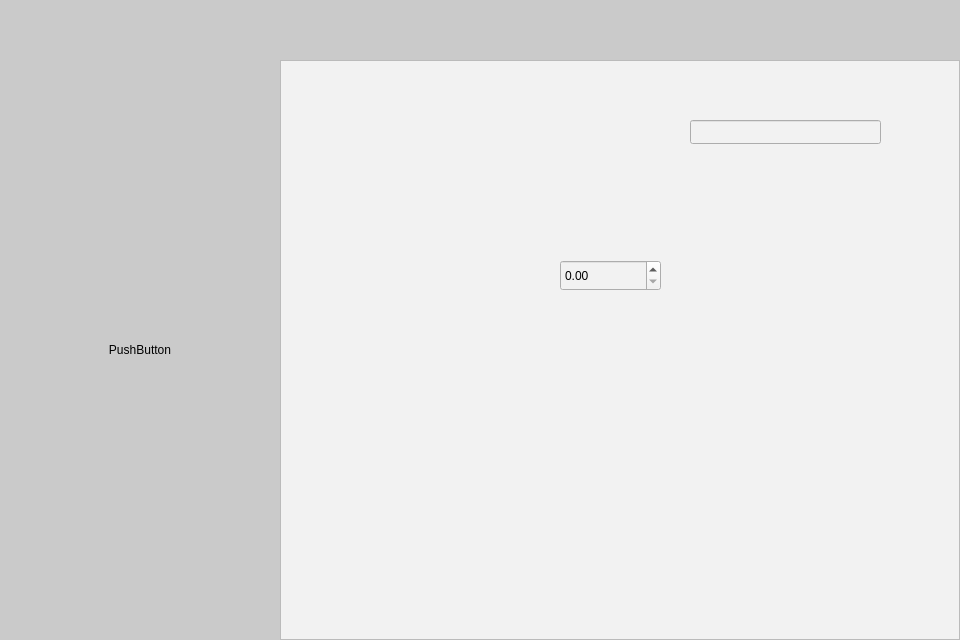
Above: ui/mainModern.ui from lassisg/mpthub before the change. Below: the same form after it.
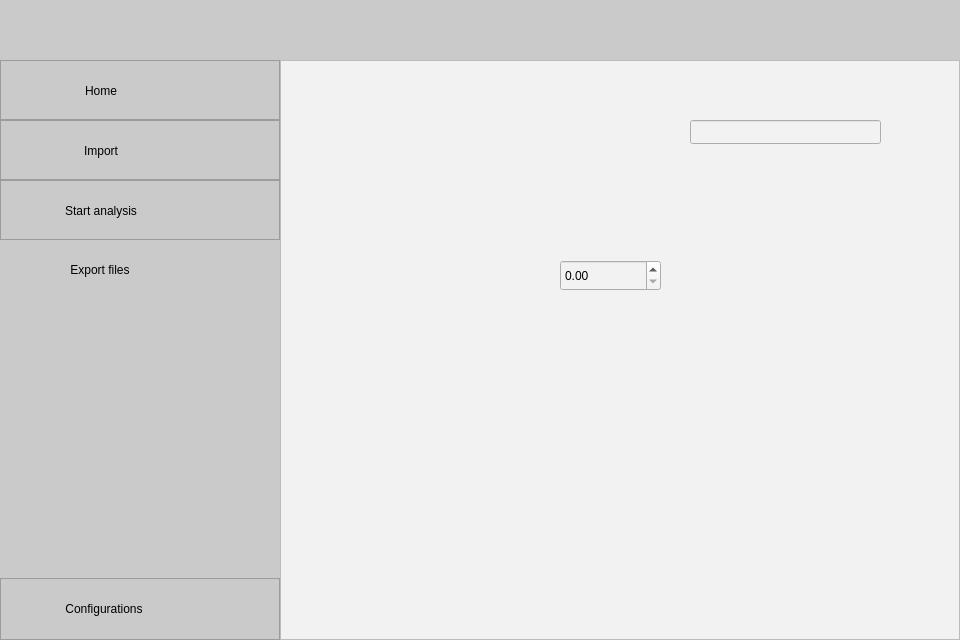
That is the form after the change. Icons and pictures are not drawn.

Commit message: Added resources for modern version.

```diff
--- a/ui/mainModern.ui
+++ b/ui/mainModern.ui
@@ -161,14 +161,499 @@
           <enum>QFrame::Plain</enum>
          </property>
          <layout class="QVBoxLayout" name="verticalLayout_4">
+          <property name="spacing">
+           <number>0</number>
+          </property>
+          <property name="leftMargin">
+           <number>0</number>
+          </property>
+          <property name="topMargin">
+           <number>0</number>
+          </property>
+          <property name="rightMargin">
+           <number>0</number>
+          </property>
+          <property name="bottomMargin">
+           <number>0</number>
+          </property>
           <item>
-           <widget class="QPushButton" name="pushButton">
-            <property name="text">
-             <string>PushButton</string>
+           <widget class="QFrame" name="frmHome">
+            <property name="minimumSize">
+             <size>
+              <width>60</width>
+              <height>60</height>
+             </size>
             </property>
-            <property name="flat">
-             <bool>true</bool>
+            <property name="maximumSize">
+             <size>
+              <width>280</width>
+              <height>60</height>
+             </size>
             </property>
+            <property name="frameShape">
+             <enum>QFrame::StyledPanel</enum>
+            </property>
+            <property name="frameShadow">
+             <enum>QFrame::Raised</enum>
+            </property>
+            <layout class="QHBoxLayout" name="horizontalLayout_4">
+             <property name="spacing">
+              <number>0</number>
+             </property>
+             <property name="leftMargin">
+              <number>0</number>
+             </property>
+             <property name="topMargin">
+              <number>0</number>
+             </property>
+             <property name="rightMargin">
+              <number>0</number>
+             </property>
+             <property name="bottomMargin">
+              <number>0</number>
+             </property>
+             <item>
+              <widget class="QPushButton" name="btn_home_ico">
+               <property name="sizePolicy">
+                <sizepolicy hsizetype="Fixed" vsizetype="Fixed">
+                 <horstretch>0</horstretch>
+                 <verstretch>0</verstretch>
+                </sizepolicy>
+               </property>
+               <property name="minimumSize">
+                <size>
+                 <width>60</width>
+                 <height>60</height>
+                </size>
+               </property>
+               <property name="maximumSize">
+                <size>
+                 <width>60</width>
+                 <height>60</height>
+                </size>
+               </property>
+               <property name="cursor">
+                <cursorShape>PointingHandCursor</cursorShape>
+               </property>
+               <property name="styleSheet">
+                <string notr="true">QPushButton{
+	background-color: rgb(202, 202, 202);
+}
+QPushButton:hover{
+	background-color: rgb(192, 192, 192);
+	
+	background-color: rgb(59, 165, 223);
+	border: 8px solid
+	border-color: rgb(0, 255, 0);
+}</string>
+               </property>
+               <property name="text">
+                <string/>
+               </property>
+               <property name="icon">
+                <iconset resource="resources/resourcesModern.qrc">
+                 <normaloff>:/icons/icons/up-arrow-with-house-shape-outlined-symbol.png</normaloff>:/icons/icons/up-arrow-with-house-shape-outlined-symbol.png</iconset>
+               </property>
+               <property name="iconSize">
+                <size>
+                 <width>20</width>
+                 <height>20</height>
+                </size>
+               </property>
+               <property name="flat">
+                <bool>true</bool>
+               </property>
+              </widget>
+             </item>
+             <item alignment="Qt::AlignLeft">
+              <widget class="QPushButton" name="btn_home">
+               <property name="minimumSize">
+                <size>
+                 <width>0</width>
+                 <height>60</height>
+                </size>
+               </property>
+               <property name="maximumSize">
+                <size>
+                 <width>220</width>
+                 <height>60</height>
+                </size>
+               </property>
+               <property name="text">
+                <string>Home</string>
+               </property>
+               <property name="flat">
+                <bool>true</bool>
+               </property>
+              </widget>
+             </item>
+            </layout>
+           </widget>
+          </item>
+          <item>
+           <widget class="QFrame" name="frmImport">
+            <property name="minimumSize">
+             <size>
+              <width>60</width>
+              <height>60</height>
+             </size>
+            </property>
+            <property name="maximumSize">
+             <size>
+              <width>280</width>
+              <height>60</height>
+             </size>
+            </property>
+            <property name="frameShape">
+             <enum>QFrame::StyledPanel</enum>
+            </property>
+            <property name="frameShadow">
+             <enum>QFrame::Raised</enum>
+            </property>
+            <layout class="QHBoxLayout" name="horizontalLayout_5">
+             <property name="spacing">
+              <number>0</number>
+             </property>
+             <property name="leftMargin">
+              <number>0</number>
+             </property>
+             <property name="topMargin">
+              <number>0</number>
+             </property>
+             <property name="rightMargin">
+              <number>0</number>
+             </property>
+             <property name="bottomMargin">
+              <number>0</number>
+             </property>
+             <item>
+              <widget class="QPushButton" name="btn_import_ico">
+               <property name="minimumSize">
+                <size>
+                 <width>60</width>
+                 <height>60</height>
+                </size>
+               </property>
+               <property name="maximumSize">
+                <size>
+                 <width>60</width>
+                 <height>60</height>
+                </size>
+               </property>
+               <property name="font">
+                <font>
+                 <pointsize>10</pointsize>
+                 <stylestrategy>NoAntialias</stylestrategy>
+                </font>
+               </property>
+               <property name="text">
+                <string/>
+               </property>
+               <property name="icon">
+                <iconset resource="resources/resourcesModern.qrc">
+                 <normaloff>:/icons/icons/upload.png</normaloff>:/icons/icons/upload.png</iconset>
+               </property>
+               <property name="iconSize">
+                <size>
+                 <width>20</width>
+                 <height>20</height>
+                </size>
+               </property>
+               <property name="flat">
+                <bool>true</bool>
+               </property>
+              </widget>
+             </item>
+             <item alignment="Qt::AlignLeft">
+              <widget class="QPushButton" name="btn_import">
+               <property name="minimumSize">
+                <size>
+                 <width>0</width>
+                 <height>60</height>
+                </size>
+               </property>
+               <property name="maximumSize">
+                <size>
+                 <width>220</width>
+                 <height>60</height>
+                </size>
+               </property>
+               <property name="text">
+                <string>Import</string>
+               </property>
+               <property name="flat">
+                <bool>true</bool>
+               </property>
+              </widget>
+             </item>
+            </layout>
+           </widget>
+          </item>
+          <item>
+           <widget class="QFrame" name="frmAnalysis">
+            <property name="minimumSize">
+             <size>
+              <width>280</width>
+              <height>60</height>
+             </size>
+            </property>
+            <property name="maximumSize">
+             <size>
+              <width>280</width>
+              <height>60</height>
+             </size>
+            </property>
+            <property name="frameShape">
+             <enum>QFrame::StyledPanel</enum>
+            </property>
+            <property name="frameShadow">
+             <enum>QFrame::Raised</enum>
+            </property>
+            <layout class="QHBoxLayout" name="horizontalLayout_6">
+             <property name="spacing">
+              <number>0</number>
+             </property>
+             <property name="leftMargin">
+              <number>0</number>
+             </property>
+             <property name="topMargin">
+              <number>0</number>
+             </property>
+             <property name="rightMargin">
+              <number>0</number>
+             </property>
+             <property name="bottomMargin">
+              <number>0</number>
+             </property>
+             <item>
+              <widget class="QPushButton" name="btn_analysis_ico">
+               <property name="minimumSize">
+                <size>
+                 <width>60</width>
+                 <height>60</height>
+                </size>
+               </property>
+               <property name="maximumSize">
+                <size>
+                 <width>60</width>
+                 <height>60</height>
+                </size>
+               </property>
+               <property name="text">
+                <string/>
+               </property>
+               <property name="icon">
+                <iconset resource="resources/resourcesModern.qrc">
+                 <normaloff>:/icons/icons/play-triangle-outline.png</normaloff>:/icons/icons/play-triangle-outline.png</iconset>
+               </property>
+               <property name="iconSize">
+                <size>
+                 <width>20</width>
+                 <height>20</height>
+                </size>
+               </property>
+               <property name="flat">
+                <bool>true</bool>
+               </property>
+              </widget>
+             </item>
+             <item alignment="Qt::AlignLeft">
+              <widget class="QPushButton" name="btn_analysis">
+               <property name="minimumSize">
+                <size>
+                 <width>0</width>
+                 <height>60</height>
+                </size>
+               </property>
+               <property name="maximumSize">
+                <size>
+                 <width>220</width>
+                 <height>60</height>
+                </size>
+               </property>
+               <property name="text">
+                <string>Start analysis</string>
+               </property>
+               <property name="flat">
+                <bool>true</bool>
+               </property>
+              </widget>
+             </item>
+            </layout>
+           </widget>
+          </item>
+          <item>
+           <widget class="QFrame" name="frmExport">
+            <property name="minimumSize">
+             <size>
+              <width>280</width>
+              <height>60</height>
+             </size>
+            </property>
+            <property name="maximumSize">
+             <size>
+              <width>280</width>
+              <height>60</height>
+             </size>
+            </property>
+            <property name="frameShape">
+             <enum>QFrame::NoFrame</enum>
+            </property>
+            <property name="frameShadow">
+             <enum>QFrame::Plain</enum>
+            </property>
+            <layout class="QHBoxLayout" name="horizontalLayout_7">
+             <property name="spacing">
+              <number>0</number>
+             </property>
+             <property name="leftMargin">
+              <number>0</number>
+             </property>
+             <property name="topMargin">
+              <number>0</number>
+             </property>
+             <property name="rightMargin">
+              <number>0</number>
+             </property>
+             <property name="bottomMargin">
+              <number>0</number>
+             </property>
+             <item>
+              <widget class="QPushButton" name="btn_export_ico">
+               <property name="minimumSize">
+                <size>
+                 <width>60</width>
+                 <height>60</height>
+                </size>
+               </property>
+               <property name="maximumSize">
+                <size>
+                 <width>60</width>
+                 <height>60</height>
+                </size>
+               </property>
+               <property name="text">
+                <string/>
+               </property>
+               <property name="icon">
+                <iconset resource="resources/resourcesModern.qrc">
+                 <normaloff>:/icons/icons/download-down-arrow-symbol.png</normaloff>:/icons/icons/download-down-arrow-symbol.png</iconset>
+               </property>
+               <property name="iconSize">
+                <size>
+                 <width>20</width>
+                 <height>20</height>
+                </size>
+               </property>
+               <property name="flat">
+                <bool>true</bool>
+               </property>
+              </widget>
+             </item>
+             <item alignment="Qt::AlignLeft">
+              <widget class="QPushButton" name="btn_export">
+               <property name="minimumSize">
+                <size>
+                 <width>0</width>
+                 <height>60</height>
+                </size>
+               </property>
+               <property name="maximumSize">
+                <size>
+                 <width>220</width>
+                 <height>60</height>
+                </size>
+               </property>
+               <property name="text">
+                <string>Export files</string>
+               </property>
+               <property name="flat">
+                <bool>true</bool>
+               </property>
+              </widget>
+             </item>
+            </layout>
+           </widget>
+          </item>
+          <item alignment="Qt::AlignBottom">
+           <widget class="QFrame" name="frmConfigurations">
+            <property name="frameShape">
+             <enum>QFrame::StyledPanel</enum>
+            </property>
+            <property name="frameShadow">
+             <enum>QFrame::Raised</enum>
+            </property>
+            <layout class="QHBoxLayout" name="horizontalLayout_8">
+             <property name="spacing">
+              <number>0</number>
+             </property>
+             <property name="leftMargin">
+              <number>0</number>
+             </property>
+             <property name="topMargin">
+              <number>0</number>
+             </property>
+             <property name="rightMargin">
+              <number>0</number>
+             </property>
+             <property name="bottomMargin">
+              <number>0</number>
+             </property>
+             <item>
+              <widget class="QPushButton" name="btn_configuration_ico">
+               <property name="minimumSize">
+                <size>
+                 <width>60</width>
+                 <height>60</height>
+                </size>
+               </property>
+               <property name="maximumSize">
+                <size>
+                 <width>60</width>
+                 <height>60</height>
+                </size>
+               </property>
+               <property name="text">
+                <string/>
+               </property>
+               <property name="icon">
+                <iconset resource="resources/resourcesModern.qrc">
+                 <normaloff>:/icons/icons/gear-outlined-symbol.png</normaloff>:/icons/icons/gear-outlined-symbol.png</iconset>
+               </property>
+               <property name="iconSize">
+                <size>
+                 <width>20</width>
+                 <height>20</height>
+                </size>
+               </property>
+               <property name="flat">
+                <bool>true</bool>
+               </property>
+              </widget>
+             </item>
+             <item alignment="Qt::AlignLeft">
+              <widget class="QPushButton" name="btn_configuration">
+               <property name="minimumSize">
+                <size>
+                 <width>0</width>
+                 <height>60</height>
+                </size>
+               </property>
+               <property name="maximumSize">
+                <size>
+                 <width>220</width>
+                 <height>60</height>
+                </size>
+               </property>
+               <property name="text">
+                <string>Configurations</string>
+               </property>
+               <property name="flat">
+                <bool>true</bool>
+               </property>
+              </widget>
+             </item>
+            </layout>
            </widget>
           </item>
          </layout>
```
Left out of the diff: 67 changed lines with no effect on the pictures. The commit also changes 8 other files.
